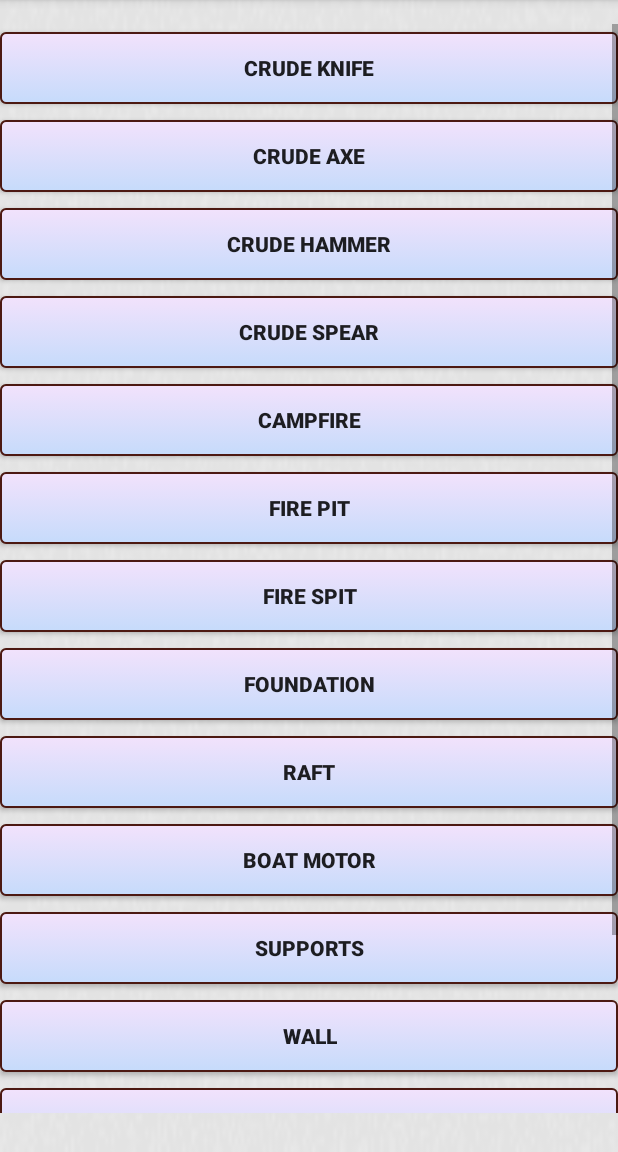
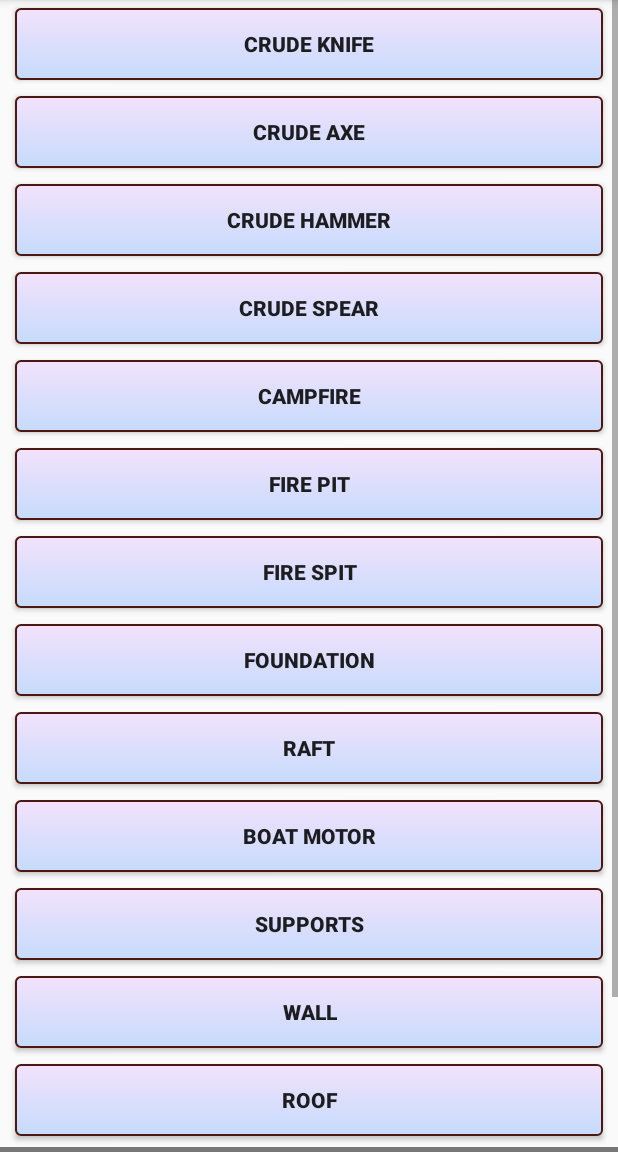
Before and after one commit to eduvm/strandeddeepguide, an Android app: the CraftingList screen opened directly, with no data from a screen before it, on a phone screen of 412 x 824 dp, the part 84-1236 px from its top. Run offline under Robolectric (Android 15) with nearby library versions, the light colour scheme and no system bars; our stand-ins replace AdMob.

Commit message:
Correção de layout

```diff
--- a/app/src/main/java/com/example/eduardo/strandeddeepguide/CraftingDetails.java
+++ b/app/src/main/java/com/example/eduardo/strandeddeepguide/CraftingDetails.java
@@ -47,6 +47,7 @@ public class CraftingDetails extends ActionBarActivity {
         tvDesc.setText(ICraftRecebido.getStringExtra("descricao"));
     }
 
+
     @Override
     public void onBackPressed() {
         // finish() is called in super: we only override this method to be able to override the transition
--- a/app/src/main/java/com/example/eduardo/strandeddeepguide/MainActivity.java
+++ b/app/src/main/java/com/example/eduardo/strandeddeepguide/MainActivity.java
@@ -21,7 +21,6 @@
         AdView mAdView = (AdView) findViewById(R.id.adView);
         AdRequest adRequest = new AdRequest.Builder().build();
         mAdView.loadAd(adRequest);
-
 
     }
 
--- a/app/src/main/res/layout/crafting_list.xml
+++ b/app/src/main/res/layout/crafting_list.xml
@@ -1,28 +1,20 @@
+<?xml version="1.0" encoding="utf-8"?>
 <LinearLayout xmlns:android="http://schemas.android.com/apk/res/android"
-              xmlns:tools="http://schemas.android.com/tools"
               xmlns:ads="http://schemas.android.com/apk/res-auto"
-              android:layout_width="match_parent"
-              android:layout_height="match_parent"
-              android:paddingTop="@dimen/activity_vertical_margin"
-              android:paddingBottom="@dimen/activity_vertical_margin"
-              tools:context=".MainActivity"
-              android:background="@drawable/background"
-              android:orientation="vertical"
-              android:weightSum="1">
+              android:layout_width="fill_parent"
+              android:layout_height="fill_parent"
+              android:orientation="vertical">
 
     <ScrollView
         android:layout_width="match_parent"
         android:layout_height="fill_parent"
         android:id="@+id/scrollView"
-        android:layout_gravity="center_horizontal"
-        android:layout_weight="1"
-        android:paddingBottom="10dp">
+        android:layout_weight="1.0">
 
         <LinearLayout
             android:orientation="vertical"
             android:layout_width="fill_parent"
-            android:layout_height="fill_parent"
-            android:gravity="center_horizontal">
+            android:layout_height="fill_parent">
 
             <Button
                 android:layout_width="fill_parent"
@@ -33,7 +25,9 @@
                 android:background="@drawable/custom_btn_black_pearl"
                 android:layout_marginTop="5dp"
                 android:layout_marginBottom="5dp"
-                android:textStyle="bold"/>
+                android:textStyle="bold"
+                android:layout_marginLeft="10dp"
+                android:layout_marginRight="10dp"/>
 
             <Button
                 android:layout_width="fill_parent"
@@ -44,7 +38,9 @@
                 android:background="@drawable/custom_btn_black_pearl"
                 android:layout_marginTop="5dp"
                 android:layout_marginBottom="5dp"
-                android:textStyle="bold"/>
+                android:textStyle="bold"
+                android:layout_marginLeft="10dp"
+                android:layout_marginRight="10dp"/>
 
             <Button
                 android:layout_width="fill_parent"
@@ -55,7 +51,9 @@
                 android:background="@drawable/custom_btn_black_pearl"
                 android:layout_marginTop="5dp"
                 android:layout_marginBottom="5dp"
-                android:textStyle="bold"/>
+                android:textStyle="bold"
+                android:layout_marginLeft="10dp"
+                android:layout_marginRight="10dp"/>
 
             <Button
                 android:layout_width="fill_parent"
@@ -66,7 +64,9 @@
                 android:background="@drawable/custom_btn_black_pearl"
                 android:layout_marginTop="5dp"
                 android:layout_marginBottom="5dp"
-                android:textStyle="bold"/>
+                android:textStyle="bold"
+                android:layout_marginLeft="10dp"
+                android:layout_marginRight="10dp"/>
 
             <Button
                 android:layout_width="fill_parent"
@@ -77,7 +77,9 @@
                 android:background="@drawable/custom_btn_black_pearl"
                 android:layout_marginTop="5dp"
                 android:layout_marginBottom="5dp"
-                android:textStyle="bold"/>
+                android:textStyle="bold"
+                android:layout_marginLeft="10dp"
+                android:layout_marginRight="10dp"/>
 
             <Button
                 android:layout_width="fill_parent"
@@ -88,7 +90,9 @@
                 android:background="@drawable/custom_btn_black_pearl"
                 android:layout_marginTop="5dp"
                 android:layout_marginBottom="5dp"
-                android:textStyle="bold"/>
+                android:textStyle="bold"
+                android:layout_marginLeft="10dp"
+                android:layout_marginRight="10dp"/>
 
             <Button
                 android:layout_width="fill_parent"
@@ -99,7 +103,9 @@
                 android:background="@drawable/custom_btn_black_pearl"
                 android:layout_marginTop="5dp"
                 android:layout_marginBottom="5dp"
-                android:textStyle="bold"/>
+                android:textStyle="bold"
+                android:layout_marginLeft="10dp"
+                android:layout_marginRight="10dp"/>
 
             <Button
                 android:layout_width="fill_parent"
@@ -110,7 +116,9 @@
                 android:background="@drawable/custom_btn_black_pearl"
                 android:layout_marginTop="5dp"
                 android:layout_marginBottom="5dp"
-                android:textStyle="bold"/>
+                android:textStyle="bold"
+                android:layout_marginLeft="10dp"
+                android:layout_marginRight="10dp"/>
 
             <Button
                 android:layout_width="fill_parent"
@@ -121,7 +129,9 @@
                 android:background="@drawable/custom_btn_black_pearl"
                 android:layout_marginTop="5dp"
                 android:layout_marginBottom="5dp"
-                android:textStyle="bold"/>
+                android:textStyle="bold"
+                android:layout_marginLeft="10dp"
+                android:layout_marginRight="10dp"/>
 
             <Button
                 android:layout_width="fill_parent"
@@ -132,7 +142,9 @@
                 android:background="@drawable/custom_btn_black_pearl"
                 android:layout_marginTop="5dp"
                 android:layout_marginBottom="5dp"
-                android:textStyle="bold"/>
+                android:textStyle="bold"
+                android:layout_marginLeft="10dp"
+                android:layout_marginRight="10dp"/>
 
             <Button
                 android:layout_width="fill_parent"
@@ -143,7 +155,9 @@
                 android:background="@drawable/custom_btn_black_pearl"
                 android:layout_marginTop="5dp"
                 android:layout_marginBottom="5dp"
-                android:textStyle="bold"/>
+                android:textStyle="bold"
+                android:layout_marginLeft="10dp"
+                android:layout_marginRight="10dp"/>
 
             <Button
                 android:layout_width="fill_parent"
@@ -154,7 +168,9 @@
                 android:background="@drawable/custom_btn_black_pearl"
                 android:layout_marginTop="5dp"
                 android:layout_marginBottom="5dp"
-                android:textStyle="bold"/>
+                android:textStyle="bold"
+                android:layout_marginLeft="10dp"
+                android:layout_marginRight="10dp"/>
 
             <Button
                 android:layout_width="fill_parent"
@@ -165,7 +181,9 @@
                 android:background="@drawable/custom_btn_black_pearl"
                 android:layout_marginTop="5dp"
                 android:layout_marginBottom="5dp"
-                android:textStyle="bold"/>
+                android:textStyle="bold"
+                android:layout_marginLeft="10dp"
+                android:layout_marginRight="10dp"/>
 
             <Button
                 android:layout_width="fill_parent"
@@ -176,7 +194,9 @@
                 android:background="@drawable/custom_btn_black_pearl"
                 android:layout_marginTop="5dp"
                 android:layout_marginBottom="5dp"
-                android:textStyle="bold"/>
+                android:textStyle="bold"
+                android:layout_marginLeft="10dp"
+                android:layout_marginRight="10dp"/>
 
             <Button
                 android:layout_width="fill_parent"
@@ -187,24 +207,28 @@
                 android:background="@drawable/custom_btn_black_pearl"
                 android:layout_marginTop="5dp"
                 android:layout_marginBottom="5dp"
-                android:textStyle="bold"/>
+                android:textStyle="bold"
+                android:layout_marginLeft="10dp"
+                android:layout_marginRight="10dp"/>
 
         </LinearLayout>
 
 
     </ScrollView>
 
-    <com.google.android.gms.ads.AdView
-        android:id="@+id/adView"
-        android:layout_width="wrap_content"
+    <LinearLayout
+        android:gravity="center"
+        android:paddingTop="5px"
+        android:layout_width="fill_parent"
         android:layout_height="wrap_content"
-        android:layout_centerHorizontal="true"
-        android:layout_alignParentBottom="true"
-        ads:adSize="SMART_BANNER"
-        ads:adUnitId="@string/banner_ad_unit_id"
-        android:layout_gravity="center_horizontal"
-        android:layout_weight="0">
-    </com.google.android.gms.ads.AdView>
+        android:background="#777">
 
-
+        <com.google.android.gms.ads.AdView
+            android:id="@+id/adView"
+            android:layout_width="wrap_content"
+            android:layout_height="wrap_content"
+            ads:adSize="SMART_BANNER"
+            ads:adUnitId="@string/banner_ad_unit_id"
+            />
+    </LinearLayout>
 </LinearLayout>
```
Also changed, not shown: app/src/main/res/layout/activity_main.xml (+30 -28 lines), app/src/main/res/layout/crafting_details.xml (+26 -25 lines).
